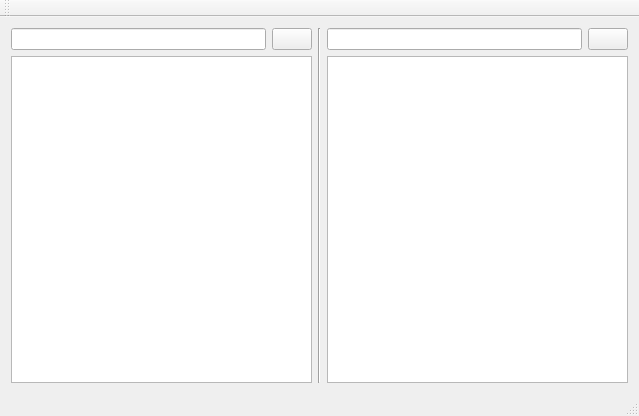
First picture: the form in BinCom/mainwindow.ui, repository zxGit8/BinComp, before the edit.
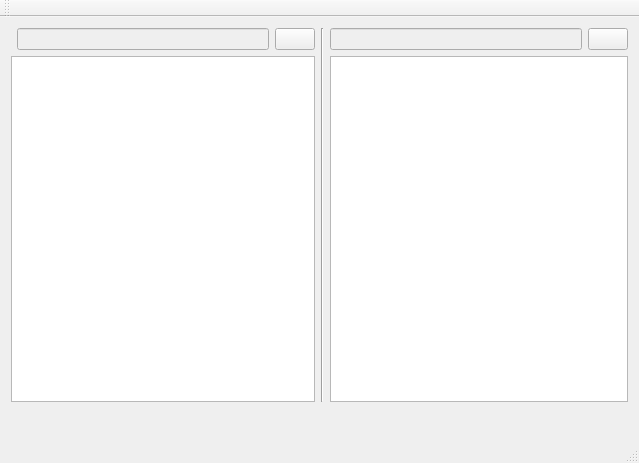
Second picture: the form after the edit. Icons and pictures are not drawn.

Patch:
```diff
--- a/BinCom/mainwindow.ui
+++ b/BinCom/mainwindow.ui
@@ -7,7 +7,7 @@
     <x>0</x>
     <y>0</y>
     <width>639</width>
-    <height>416</height>
+    <height>463</height>
    </rect>
   </property>
   <property name="windowTitle">
@@ -15,19 +15,21 @@
   </property>
   <widget class="QWidget" name="centralWidget">
    <layout class="QGridLayout" name="gridLayout">
-    <item row="1" column="1" colspan="2">
-     <widget class="QPlainTextEdit" name="plainTextEdit"/>
-    </item>
-    <item row="1" column="5" colspan="2">
-     <widget class="QPlainTextEdit" name="plainTextEdit_2"/>
-    </item>
     <item row="0" column="1">
-     <widget class="QLineEdit" name="lineEdit"/>
+     <widget class="QLineEdit" name="lineEdit">
+      <property name="enabled">
+       <bool>false</bool>
+      </property>
+     </widget>
     </item>
-    <item row="0" column="5">
-     <widget class="QLineEdit" name="lineEdit_2"/>
+    <item row="0" column="4">
+     <widget class="QLineEdit" name="lineEdit_2">
+      <property name="enabled">
+       <bool>false</bool>
+      </property>
+     </widget>
     </item>
-    <item row="0" column="4" rowspan="2">
+    <item row="0" column="3" rowspan="2">
      <widget class="Line" name="line">
       <property name="orientation">
        <enum>Qt::Vertical</enum>
@@ -45,7 +47,20 @@
       </property>
      </widget>
     </item>
-    <item row="0" column="6">
+    <item row="2" column="1" colspan="4">
+     <widget class="QLabel" name="label">
+      <property name="text">
+       <string/>
+      </property>
+     </widget>
+    </item>
+    <item row="1" column="0" colspan="3">
+     <widget class="QTextBrowser" name="textBrowser"/>
+    </item>
+    <item row="1" column="4" colspan="2">
+     <widget class="QTextBrowser" name="textBrowser_2"/>
+    </item>
+    <item row="0" column="5">
      <widget class="QPushButton" name="pushButton_2">
       <property name="text">
        <string/>
@@ -56,6 +71,32 @@
       </property>
      </widget>
     </item>
+    <item row="2" column="5">
+     <widget class="QPushButton" name="btn_save">
+      <property name="maximumSize">
+       <size>
+        <width>28</width>
+        <height>16777215</height>
+       </size>
+      </property>
+      <property name="text">
+       <string/>
+      </property>
+      <property name="icon">
+       <iconset>
+        <normaloff>save.ico</normaloff>save.ico</iconset>
+      </property>
+      <property name="iconSize">
+       <size>
+        <width>24</width>
+        <height>24</height>
+       </size>
+      </property>
+      <property name="flat">
+       <bool>true</bool>
+      </property>
+     </widget>
+    </item>
    </layout>
   </widget>
   <widget class="QMenuBar" name="menuBar">
```
